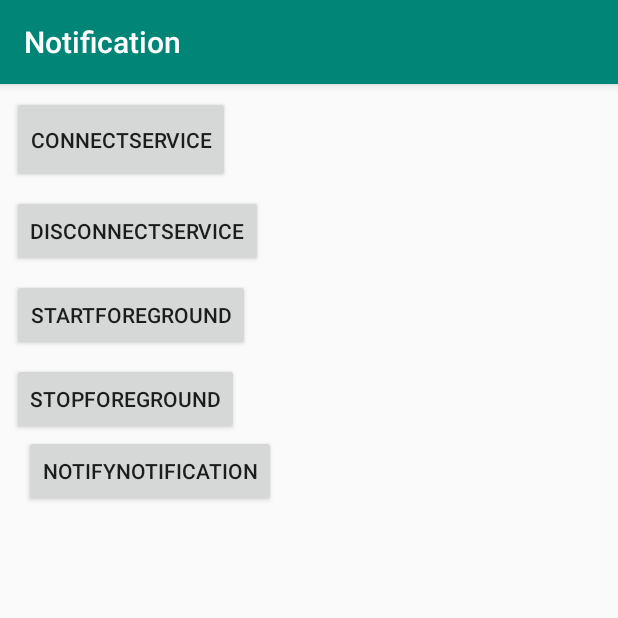
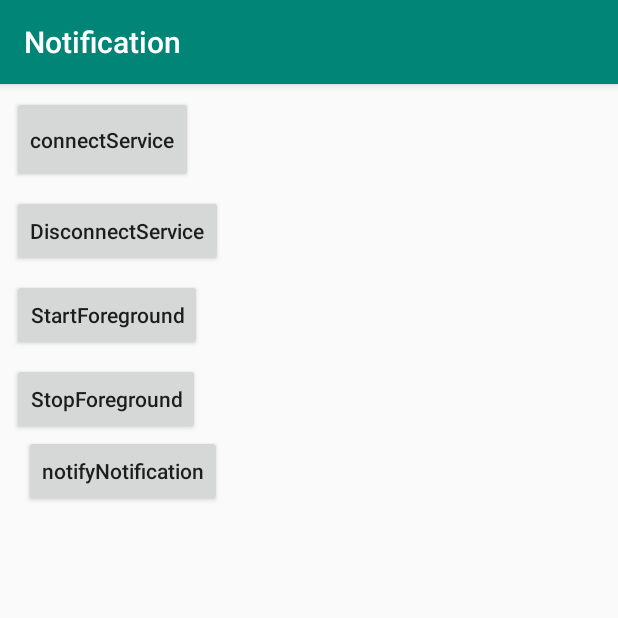
Before and after one commit to TakmingMark/Notification, an Android app: the screen it shows after launch (MainActivity), on a phone screen of 412 x 824 dp, the top half of it. Run offline under Robolectric (Android 15) with nearby library versions, the phone set to English and light mode, and no system bars.

Commit message:
fixed button text is lower case

```diff
--- a/app/src/main/res/layout/activity_main.xml
+++ b/app/src/main/res/layout/activity_main.xml
@@ -13,20 +13,24 @@
             android:layout_height="58dp"
             android:id="@+id/connect_service_button"
             android:layout_marginTop="8dp"
+            android:textAllCaps="false"
             app:layout_constraintTop_toTopOf="parent" app:layout_constraintStart_toStartOf="parent"
             android:layout_marginLeft="8dp" android:layout_marginStart="8dp"/>
     <Button
             android:text="DisconnectService"
             android:layout_width="wrap_content"
             android:layout_height="wrap_content"
+            android:textAllCaps="false"
             android:id="@+id/disconnect_service_button"
             android:layout_marginTop="8dp"
-            app:layout_constraintTop_toBottomOf="@+id/connect_service_button" app:layout_constraintStart_toStartOf="parent"
+            app:layout_constraintTop_toBottomOf="@+id/connect_service_button"
+            app:layout_constraintStart_toStartOf="parent"
             android:layout_marginLeft="8dp" android:layout_marginStart="8dp"/>
     <Button
             android:text="StartForeground"
             android:layout_width="wrap_content"
             android:layout_height="wrap_content"
+            android:textAllCaps="false"
             android:id="@+id/start_foreground_button" app:layout_constraintStart_toStartOf="parent"
             android:layout_marginLeft="8dp" android:layout_marginStart="8dp" android:layout_marginTop="8dp"
             app:layout_constraintTop_toBottomOf="@+id/disconnect_service_button"/>
@@ -34,6 +38,7 @@
             android:text="StopForeground"
             android:layout_width="wrap_content"
             android:layout_height="wrap_content"
+            android:textAllCaps="false"
             android:id="@+id/stop_foreground_button"
             app:layout_constraintStart_toStartOf="parent"
             android:layout_marginLeft="8dp" android:layout_marginStart="8dp" android:layout_marginTop="8dp"
@@ -42,6 +47,7 @@
             android:text="notifyNotification"
             android:layout_width="wrap_content"
             android:layout_height="wrap_content"
+            android:textAllCaps="false"
             android:id="@+id/notify_notification"
             app:layout_constraintTop_toBottomOf="@+id/stop_foreground_button"
             app:layout_constraintStart_toStartOf="parent" android:layout_marginLeft="16dp"
```
